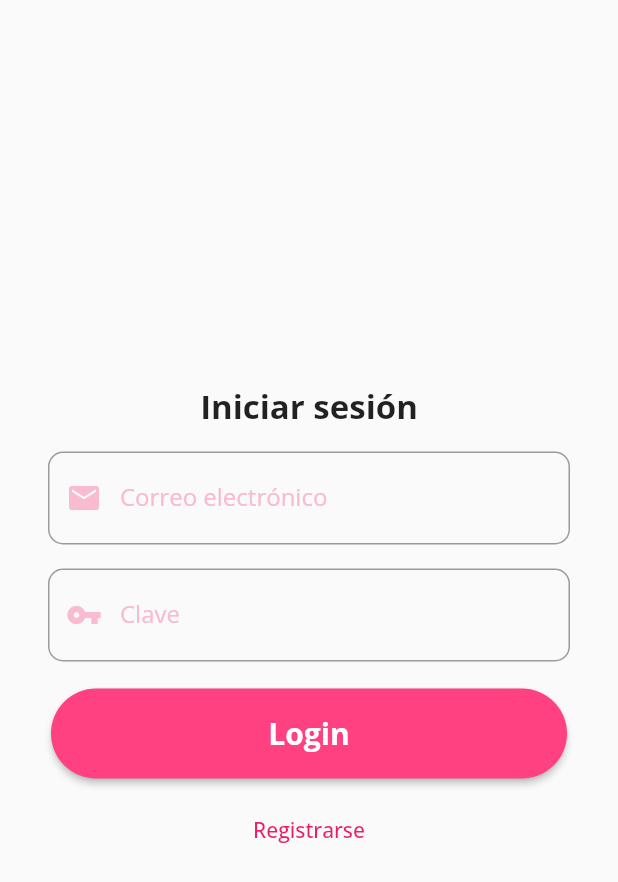
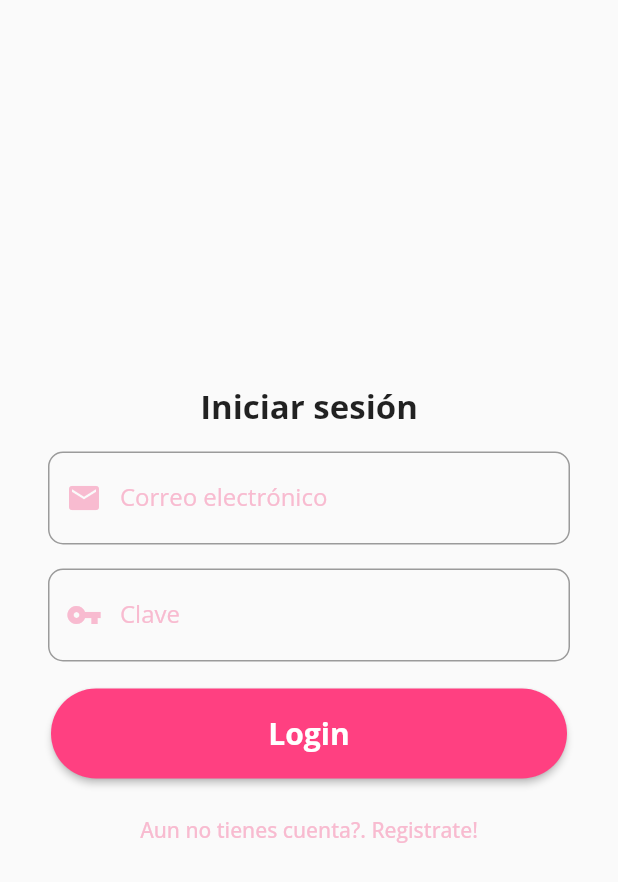
Before and after one commit to ykculp/red-maquillaje-service-consumption, a Flutter app: the screen it shows after launch, on a phone screen of 412 x 824 dp. Shown: the top 882 px of the screen. Run offline on Flutter 3.47's test engine with Material 2 defaults, Android fonts, the phone set to English and light mode, and no system bars; our stand-ins replace cloud_firestore, connectivity_plus, firebase_auth, firebase_core, firebase_database, flutter_local_notifications and 5 more; missing offline and left inert: workmanager; accounts and stored records are empty.

Commit message:
color del registrate

```diff
--- a/lib/ui/pages/authentication/login/login_screen.dart
+++ b/lib/ui/pages/authentication/login/login_screen.dart
@@ -128,11 +128,13 @@ class _State extends State<LoginScreen> {
                   )
                 ],
               ),
+
               TextButton(
                 key: const Key("toSignUpButton"),
                 child: const Text(
-                  "Registrarse",
-                  style: TextStyle(color: Colors.pink),
+                  "Aun no tienes cuenta?. Registrate!",
+                  style: TextStyle(color: Color(0xFFF8BBD0)),
+
                 ),
                 onPressed: widget.onViewSwitch,
               ),
```
